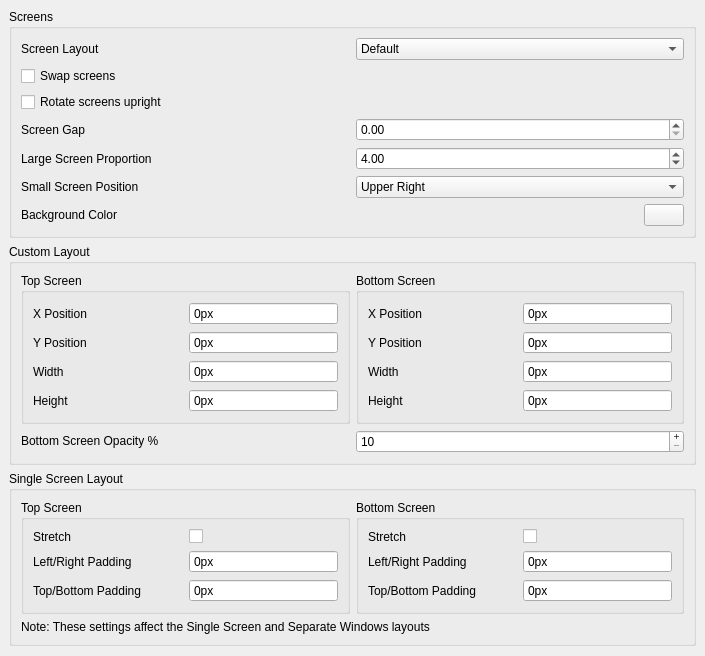
Above: src/citra_qt/configuration/configure_layout.ui from amwatson/CitraVR before the change. Below: the same form after it.
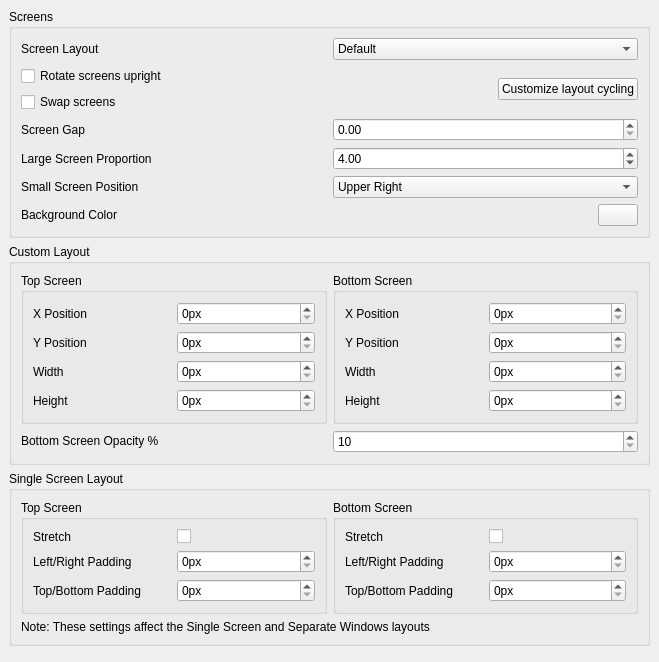
That is the form after the change.

Commit message: Ability to select which layouts to cycle with the cycle layout hotkey (#1430)

Diff of the .ui file:
```diff
--- a/src/citra_qt/configuration/configure_layout.ui
+++ b/src/citra_qt/configuration/configure_layout.ui
@@ -6,8 +6,8 @@
    <rect>
     <x>0</x>
     <y>0</y>
-    <width>705</width>
-    <height>656</height>
+    <width>659</width>
+    <height>662</height>
    </rect>
   </property>
   <property name="minimumSize">
@@ -51,8 +51,8 @@
        <rect>
         <x>0</x>
         <y>0</y>
-        <width>688</width>
-        <height>799</height>
+        <width>646</width>
+        <height>824</height>
        </rect>
       </property>
       <layout class="QVBoxLayout" name="verticalLayout">
@@ -130,18 +130,39 @@
            </widget>
           </item>
           <item>
-           <widget class="QCheckBox" name="toggle_swap_screen">
-            <property name="text">
-             <string>Swap screens</string>
-            </property>
-           </widget>
-          </item>
-          <item>
-           <widget class="QCheckBox" name="toggle_upright_screen">
-            <property name="text">
-             <string>Rotate screens upright</string>
-            </property>
-           </widget>
+           <layout class="QHBoxLayout" name="horizontalLayout_7">
+            <item>
+             <layout class="QVBoxLayout" name="verticalLayout_2">
+              <item>
+               <widget class="QCheckBox" name="toggle_upright_screen">
+                <property name="text">
+                 <string>Rotate screens upright</string>
+                </property>
+               </widget>
+              </item>
+              <item>
+               <widget class="QCheckBox" name="toggle_swap_screen">
+                <property name="text">
+                 <string>Swap screens</string>
+                </property>
+               </widget>
+              </item>
+             </layout>
+            </item>
+            <item>
+             <widget class="QPushButton" name="customize_layouts_to_cycle">
+              <property name="sizePolicy">
+               <sizepolicy hsizetype="Fixed" vsizetype="Fixed">
+                <horstretch>0</horstretch>
+                <verstretch>0</verstretch>
+               </sizepolicy>
+              </property>
+              <property name="text">
+               <string>Customize layout cycling</string>
+              </property>
+             </widget>
+            </item>
+           </layout>
           </item>
           <item>
            <widget class="QWidget" name="widget" native="true">
@@ -356,7 +377,7 @@
                <item row="0" column="1">
                 <widget class="QSpinBox" name="custom_top_x">
                  <property name="buttonSymbols">
-                  <enum>QAbstractSpinBox::ButtonSymbols::NoButtons</enum>
+                  <enum>QAbstractSpinBox::UpDownArrows</enum>
                  </property>
                  <property name="suffix">
                   <string>px</string>
@@ -376,7 +397,7 @@
                <item row="1" column="1">
                 <widget class="QSpinBox" name="custom_top_y">
                  <property name="buttonSymbols">
-                  <enum>QAbstractSpinBox::ButtonSymbols::NoButtons</enum>
+                  <enum>QAbstractSpinBox::UpDownArrows</enum>
                  </property>
                  <property name="suffix">
                   <string>px</string>
@@ -396,7 +417,7 @@
                <item row="2" column="1">
                 <widget class="QSpinBox" name="custom_top_width">
                  <property name="buttonSymbols">
-                  <enum>QAbstractSpinBox::ButtonSymbols::NoButtons</enum>
+                  <enum>QAbstractSpinBox::UpDownArrows</enum>
                  </property>
                  <property name="suffix">
                   <string>px</string>
@@ -416,7 +437,7 @@
                <item row="3" column="1">
                 <widget class="QSpinBox" name="custom_top_height">
                  <property name="buttonSymbols">
-                  <enum>QAbstractSpinBox::ButtonSymbols::NoButtons</enum>
+                  <enum>QAbstractSpinBox::UpDownArrows</enum>
                  </property>
                  <property name="suffix">
                   <string>px</string>
@@ -440,6 +461,12 @@
               <property name="title">
                <string>Bottom Screen</string>
               </property>
+              <property name="checkable">
+               <bool>false</bool>
+              </property>
+              <property name="checked">
+               <bool>false</bool>
+              </property>
               <layout class="QGridLayout" name="gridLayout_1">
                <item row="0" column="0">
                 <widget class="QLabel" name="lb_bottom_x">
@@ -451,7 +478,7 @@
                <item row="0" column="1">
                 <widget class="QSpinBox" name="custom_bottom_x">
                  <property name="buttonSymbols">
-                  <enum>QAbstractSpinBox::ButtonSymbols::NoButtons</enum>
+                  <enum>QAbstractSpinBox::UpDownArrows</enum>
                  </property>
                  <property name="suffix">
                   <string>px</string>
@@ -471,7 +498,7 @@
                <item row="1" column="1">
                 <widget class="QSpinBox" name="custom_bottom_y">
                  <property name="buttonSymbols">
-                  <enum>QAbstractSpinBox::ButtonSymbols::NoButtons</enum>
+                  <enum>QAbstractSpinBox::UpDownArrows</enum>
                  </property>
                  <property name="suffix">
                   <string>px</string>
@@ -491,7 +518,7 @@
                <item row="2" column="1">
                 <widget class="QSpinBox" name="custom_bottom_width">
                  <property name="buttonSymbols">
-                  <enum>QAbstractSpinBox::ButtonSymbols::NoButtons</enum>
+                  <enum>QAbstractSpinBox::UpDownArrows</enum>
                  </property>
                  <property name="suffix">
                   <string>px</string>
@@ -511,7 +538,7 @@
                <item row="3" column="1">
                 <widget class="QSpinBox" name="custom_bottom_height">
                  <property name="buttonSymbols">
-                  <enum>QAbstractSpinBox::ButtonSymbols::NoButtons</enum>
+                  <enum>QAbstractSpinBox::UpDownArrows</enum>
                  </property>
                  <property name="suffix">
                   <string>px</string>
@@ -538,7 +565,7 @@
             <item>
              <widget class="QSpinBox" name="custom_second_layer_opacity">
               <property name="buttonSymbols">
-               <enum>QAbstractSpinBox::ButtonSymbols::PlusMinus</enum>
+               <enum>QAbstractSpinBox::UpDownArrows</enum>
               </property>
               <property name="minimum">
                <number>10</number>
@@ -583,7 +610,7 @@
                <item row="1" column="1">
                 <widget class="QSpinBox" name="screen_top_leftright_padding">
                  <property name="buttonSymbols">
-                  <enum>QAbstractSpinBox::ButtonSymbols::NoButtons</enum>
+                  <enum>QAbstractSpinBox::UpDownArrows</enum>
                  </property>
                  <property name="suffix">
                   <string>px</string>
@@ -610,7 +637,7 @@
                <item row="2" column="1">
                 <widget class="QSpinBox" name="screen_top_topbottom_padding">
                  <property name="buttonSymbols">
-                  <enum>QAbstractSpinBox::ButtonSymbols::NoButtons</enum>
+                  <enum>QAbstractSpinBox::UpDownArrows</enum>
                  </property>
                  <property name="suffix">
                   <string>px</string>
@@ -659,7 +686,7 @@
                <item row="1" column="1">
                 <widget class="QSpinBox" name="screen_bottom_leftright_padding">
                  <property name="buttonSymbols">
-                  <enum>QAbstractSpinBox::ButtonSymbols::NoButtons</enum>
+                  <enum>QAbstractSpinBox::UpDownArrows</enum>
                  </property>
                  <property name="suffix">
                   <string>px</string>
@@ -672,7 +699,7 @@
                <item row="2" column="1">
                 <widget class="QSpinBox" name="screen_bottom_topbottom_padding">
                  <property name="buttonSymbols">
-                  <enum>QAbstractSpinBox::ButtonSymbols::NoButtons</enum>
+                  <enum>QAbstractSpinBox::UpDownArrows</enum>
                  </property>
                  <property name="suffix">
                   <string>px</string>
```
Left out of the diff: 3 changed lines with no effect on the pictures. The commit also changes 20 other files.
